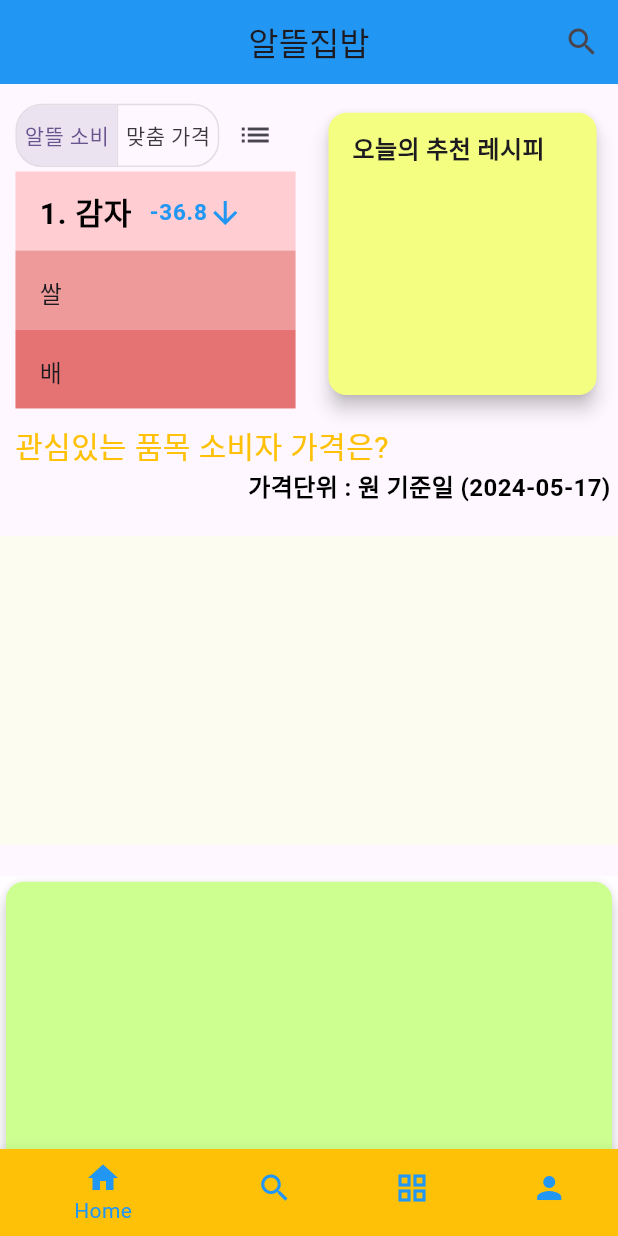
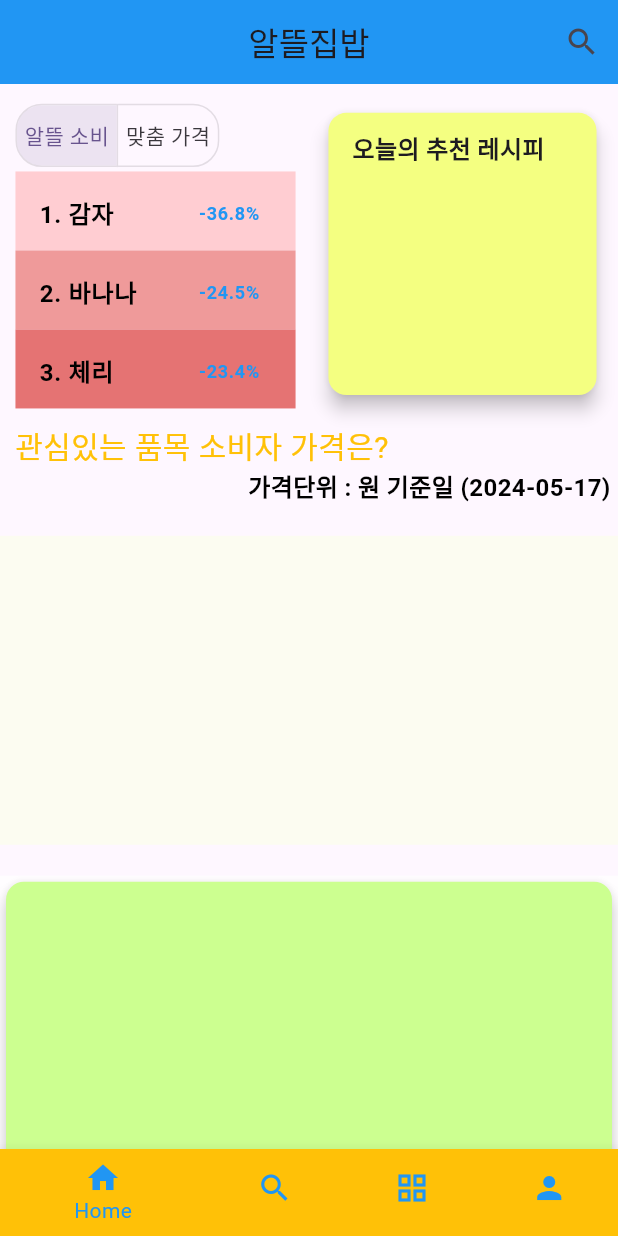
Before and after one commit to sku-sw-academy/jibbap-maker-flutter, a Flutter app: the screen it shows after launch, on a phone screen of 412 x 824 dp. Run offline on Flutter 3.47's test engine with Material 3 defaults, Android fonts, the light colour scheme and no system bars; our stand-ins replace email_validator, firebase_core, sqflite; missing offline and left inert: mysql_client; accounts and stored records are empty.

Commit message:
modify homepage

```diff
--- a/lib/home/homepage.dart
+++ b/lib/home/homepage.dart
@@ -43,10 +43,11 @@ class _MyHomePageState extends State<MyHomePage> {
               children: [
                 Expanded(
                   child: Container(
+                    width: double.infinity,
                     height: screenHeight / 4,
                     child: Column(
-                      mainAxisAlignment: MainAxisAlignment.start,
-                      crossAxisAlignment: CrossAxisAlignment.stretch,
+                      mainAxisAlignment: MainAxisAlignment.center,
+                      crossAxisAlignment: CrossAxisAlignment.center,
                       children: [
                         Row(
                           children: [
@@ -69,12 +70,6 @@ class _MyHomePageState extends State<MyHomePage> {
                               ],
                             ),
 
-                            IconButton(
-                              icon: Icon(Icons.list),
-                              onPressed: () {
-                                // 아이콘 버튼이 눌렸을 때 실행될 코드 추가
-                              },
-                            ),
                           ],
                         ),
                         Expanded(
@@ -83,36 +78,45 @@ class _MyHomePageState extends State<MyHomePage> {
                               children: [
                                Expanded(
                                 child: ListTile(
-                                  title:
-                                  Row(
-                                  children: [
-                                    Text(
-                                      "1. 감자",
-                                      style: TextStyle(fontSize: 20, color: Colors.black, fontWeight: FontWeight.bold),
-                                    ),
-
-                                    SizedBox(width: screenWidth / 35,),
-
-                                    Text(
-                                      "-36.8",
-                                      style: TextStyle(fontSize: 15, color: Colors.blue, fontWeight: FontWeight.bold),
-                                    ),
-                                    Icon(Icons.arrow_downward, color: Colors.blue,),
-                                  ],
-                                ),
-
+                                  title: Text(
+                                    "1. 감자",
+                                    style: TextStyle(fontSize: 16, color: Colors.black, fontWeight: FontWeight.bold),
+                                  ),
+                                  trailing: Text(
+                                    "-36.8%",
+                                    style: TextStyle(fontSize: 12, color: Colors.blue, fontWeight: FontWeight.bold),
+                                  ),
                                   tileColor: Colors.red[100],
                                 ),
                               ),
                                 Expanded(
                                   child: ListTile(
-                                    title: Text('쌀'),
+                                    title: Text(
+                                      "2. 바나나",
+                                      style: TextStyle(fontSize: 16, color: Colors.black, fontWeight: FontWeight.bold),
+                                    ),
+
+                                    trailing: Text(
+                                      "-24.5%",
+                                      style: TextStyle(fontSize: 12, color: Colors.blue, fontWeight: FontWeight.bold),
+                                    ),
+
                                     tileColor: Colors.red[200],
                                 ),
                               ),
                                 Expanded(
                                   child: ListTile(
-                                    title: Text('배'),
+                                    title:
+                                    Text(
+                                        "3. 체리",
+                                        style: TextStyle(fontSize: 16, color: Colors.black, fontWeight: FontWeight.bold),
+                                      ),
+
+                                    trailing: Text(
+                                        "-23.4%",
+                                        style: TextStyle(fontSize: 12, color: Colors.blue, fontWeight: FontWeight.bold),
+                                      ),
+
                                     tileColor: Colors.red[300],
                                 ),
                               ),
--- a/lib/mypage/myprofile.dart
+++ b/lib/mypage/myprofile.dart
@@ -9,6 +9,8 @@ class MyProfile extends StatefulWidget {
 
 class _MyProfileState extends State<MyProfile> {
   bool _switchValue = false;
+  final String nickname = '닉네임';
+  final String email = 'test@example.com';
 
   @override
   Widget build(BuildContext context) {
@@ -45,24 +47,24 @@ class _MyProfileState extends State<MyProfile> {
                       // 프로필 사진 URL
                   ),
 
-                  SizedBox(width: screenWidth / 100),
+                  SizedBox(width: screenWidth / 50),
 
                   Column(
+                    crossAxisAlignment: CrossAxisAlignment.start,
                     children: [
                       Text(
-                        '닉네임', // 여기에 닉네임을 넣어주세요
+                        '${nickname}', // 여기에 닉네임을 넣어주세요
                         style: TextStyle(fontSize: 20, fontWeight: FontWeight.bold),
                       ),
 
                       SizedBox(height: screenHeight / 80),
 
                       Text(
-                        '이메일: ', // 여기에 닉네임을 넣어주세요
+                        '이메일: ${email}', // 여기에 닉네임을 넣어주세요
                         style: TextStyle(fontSize: 16, fontWeight: FontWeight.bold),
                       ),
                     ],
                   ),
-
                 ],
               ),
             ),
@@ -128,7 +130,7 @@ class _MyProfileState extends State<MyProfile> {
               padding: EdgeInsets.only(left: screenWidth / 40,
                   top: screenHeight / 90),
               child: Text(
-                "My custom",
+                "My Custom",
                 style: TextStyle(fontSize: 20),
               ),
 
```
